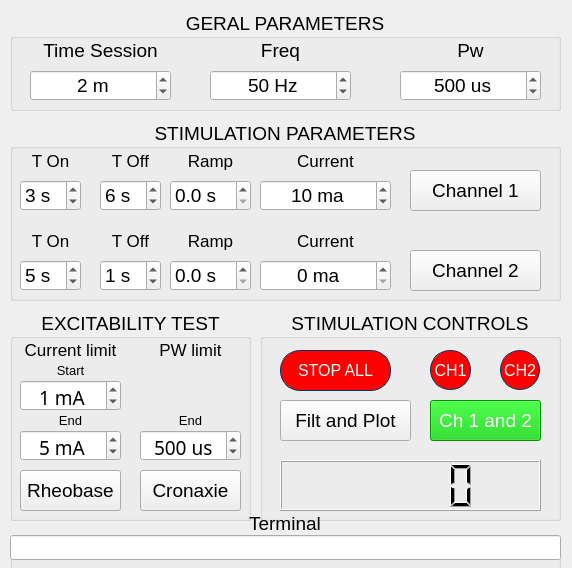
This is Estimulema Diag and Train/Estimulema V0.3 Rv1.ui in lara-unb/Estimulema as Qt 5 draws it before an edit. The edited form follows.
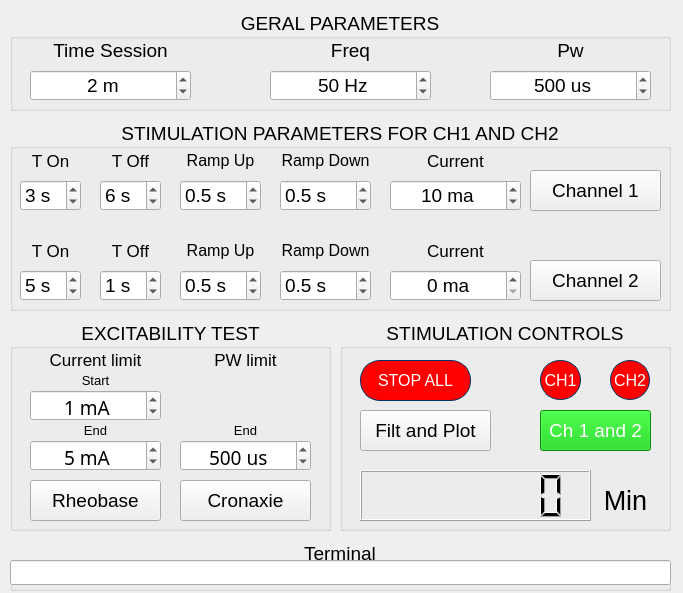
This is the edited form. Icons and pictures are not drawn.

Commit message:
ramp ini y fin
adicionando dos rampas de inicio y fin

```diff
--- a/Estimulema Diag and Train/Estimulema V0.3 Rv1.ui
+++ b/Estimulema Diag and Train/Estimulema V0.3 Rv1.ui
@@ -7,8 +7,8 @@
    <rect>
     <x>0</x>
     <y>0</y>
-    <width>572</width>
-    <height>568</height>
+    <width>683</width>
+    <height>593</height>
    </rect>
   </property>
   <property name="font">
@@ -28,9 +28,9 @@
    <widget class="QGroupBox" name="groupBox">
     <property name="geometry">
      <rect>
-      <x>260</x>
-      <y>310</y>
-      <width>301</width>
+      <x>340</x>
+      <y>320</y>
+      <width>331</width>
       <height>211</height>
      </rect>
     </property>
@@ -71,7 +71,7 @@
     <widget class="QPushButton" name="pushButton_sp_ch1">
      <property name="geometry">
       <rect>
-       <x>170</x>
+       <x>200</x>
        <y>40</y>
        <width>41</width>
        <height>40</height>
@@ -99,7 +99,7 @@
     <widget class="QPushButton" name="pushButton_sp_ch2">
      <property name="geometry">
       <rect>
-       <x>240</x>
+       <x>270</x>
        <y>40</y>
        <width>40</width>
        <height>40</height>
@@ -127,7 +127,7 @@
     <widget class="QPushButton" name="pushButton_ch1_ch2">
      <property name="geometry">
       <rect>
-       <x>170</x>
+       <x>200</x>
        <y>90</y>
        <width>111</width>
        <height>41</height>
@@ -160,18 +160,51 @@
       <rect>
        <x>20</x>
        <y>150</y>
-       <width>261</width>
+       <width>231</width>
        <height>51</height>
       </rect>
      </property>
+     <property name="layoutDirection">
+      <enum>Qt::LeftToRight</enum>
+     </property>
+     <property name="digitCount">
+      <number>7</number>
+     </property>
+     <property name="segmentStyle">
+      <enum>QLCDNumber::Filled</enum>
+     </property>
+     <property name="intValue" stdset="0">
+      <number>0</number>
+     </property>
+    </widget>
+    <widget class="QLabel" name="label_19">
+     <property name="geometry">
+      <rect>
+       <x>260</x>
+       <y>160</y>
+       <width>51</width>
+       <height>41</height>
+      </rect>
+     </property>
+     <property name="font">
+      <font>
+       <pointsize>20</pointsize>
+      </font>
+     </property>
+     <property name="text">
+      <string>Min</string>
+     </property>
+     <property name="alignment">
+      <set>Qt::AlignCenter</set>
+     </property>
     </widget>
    </widget>
    <widget class="QGroupBox" name="groupBox_2">
     <property name="geometry">
      <rect>
       <x>10</x>
-      <y>310</y>
-      <width>241</width>
+      <y>320</y>
+      <width>321</width>
       <height>211</height>
      </rect>
     </property>
@@ -184,9 +217,9 @@
     <widget class="QLabel" name="label_2">
      <property name="geometry">
       <rect>
-       <x>130</x>
+       <x>170</x>
        <y>30</y>
-       <width>101</width>
+       <width>131</width>
        <height>20</height>
       </rect>
      </property>
@@ -205,9 +238,9 @@
     <widget class="QSpinBox" name="spinBox_limit_ini_mA">
      <property name="geometry">
       <rect>
-       <x>10</x>
+       <x>20</x>
        <y>70</y>
-       <width>101</width>
+       <width>131</width>
        <height>31</height>
       </rect>
      </property>
@@ -233,9 +266,9 @@
     <widget class="QSpinBox" name="spinBox_limit_pW">
      <property name="geometry">
       <rect>
-       <x>130</x>
+       <x>170</x>
        <y>120</y>
-       <width>101</width>
+       <width>131</width>
        <height>31</height>
       </rect>
      </property>
@@ -267,9 +300,9 @@
     <widget class="QPushButton" name="pushButton_rh">
      <property name="geometry">
       <rect>
-       <x>10</x>
+       <x>20</x>
        <y>160</y>
-       <width>101</width>
+       <width>131</width>
        <height>41</height>
       </rect>
      </property>
@@ -285,9 +318,9 @@
     <widget class="QPushButton" name="pushButton_cr">
      <property name="geometry">
       <rect>
-       <x>130</x>
+       <x>170</x>
        <y>160</y>
-       <width>101</width>
+       <width>131</width>
        <height>41</height>
       </rect>
      </property>
@@ -303,9 +336,9 @@
     <widget class="QLabel" name="label">
      <property name="geometry">
       <rect>
-       <x>10</x>
+       <x>20</x>
        <y>30</y>
-       <width>101</width>
+       <width>131</width>
        <height>20</height>
       </rect>
      </property>
@@ -324,9 +357,9 @@
     <widget class="QSpinBox" name="spinBox_limit_fin_mA">
      <property name="geometry">
       <rect>
-       <x>10</x>
+       <x>20</x>
        <y>120</y>
-       <width>101</width>
+       <width>131</width>
        <height>31</height>
       </rect>
      </property>
@@ -352,9 +385,9 @@
     <widget class="QLabel" name="label_10">
      <property name="geometry">
       <rect>
-       <x>10</x>
+       <x>20</x>
        <y>50</y>
-       <width>101</width>
+       <width>131</width>
        <height>20</height>
       </rect>
      </property>
@@ -373,9 +406,9 @@
     <widget class="QLabel" name="label_11">
      <property name="geometry">
       <rect>
-       <x>10</x>
+       <x>20</x>
        <y>100</y>
-       <width>101</width>
+       <width>131</width>
        <height>20</height>
       </rect>
      </property>
@@ -394,9 +427,9 @@
     <widget class="QLabel" name="label_12">
      <property name="geometry">
       <rect>
-       <x>130</x>
+       <x>170</x>
        <y>100</y>
-       <width>101</width>
+       <width>131</width>
        <height>20</height>
       </rect>
      </property>
@@ -418,12 +451,12 @@
      <rect>
       <x>10</x>
       <y>120</y>
-      <width>551</width>
-      <height>181</height>
+      <width>661</width>
+      <height>191</height>
      </rect>
     </property>
     <property name="title">
-     <string>STIMULATION PARAMETERS</string>
+     <string>STIMULATION PARAMETERS FOR CH1 AND CH2</string>
     </property>
     <property name="alignment">
      <set>Qt::AlignCenter</set>
@@ -432,7 +465,7 @@
      <property name="geometry">
       <rect>
        <x>90</x>
-       <y>140</y>
+       <y>150</y>
        <width>61</width>
        <height>31</height>
       </rect>
@@ -452,17 +485,17 @@
       <rect>
        <x>170</x>
        <y>20</y>
-       <width>61</width>
+       <width>81</width>
        <height>41</height>
       </rect>
      </property>
      <property name="font">
       <font>
-       <pointsize>13</pointsize>
+       <pointsize>12</pointsize>
       </font>
      </property>
      <property name="text">
-      <string>Ramp</string>
+      <string>Ramp Up</string>
      </property>
      <property name="alignment">
       <set>Qt::AlignCenter</set>
@@ -472,18 +505,18 @@
      <property name="geometry">
       <rect>
        <x>170</x>
-       <y>100</y>
-       <width>61</width>
+       <y>110</y>
+       <width>81</width>
        <height>41</height>
       </rect>
      </property>
      <property name="font">
       <font>
-       <pointsize>13</pointsize>
+       <pointsize>12</pointsize>
       </font>
      </property>
      <property name="text">
-      <string>Ramp</string>
+      <string>Ramp Up</string>
      </property>
      <property name="alignment">
       <set>Qt::AlignCenter</set>
@@ -532,8 +565,8 @@
     <widget class="QPushButton" name="pushButton_ch2">
      <property name="geometry">
       <rect>
-       <x>400</x>
-       <y>130</y>
+       <x>520</x>
+       <y>140</y>
        <width>131</width>
        <height>41</height>
       </rect>
@@ -585,7 +618,7 @@
     <widget class="QLabel" name="label_9">
      <property name="geometry">
       <rect>
-       <x>250</x>
+       <x>380</x>
        <y>20</y>
        <width>131</width>
        <height>41</height>
@@ -607,7 +640,7 @@
      <property name="geometry">
       <rect>
        <x>10</x>
-       <y>140</y>
+       <y>150</y>
        <width>61</width>
        <height>31</height>
       </rect>
@@ -625,7 +658,7 @@
     <widget class="QSpinBox" name="spinBox_ma_1">
      <property name="geometry">
       <rect>
-       <x>250</x>
+       <x>380</x>
        <y>60</y>
        <width>131</width>
        <height>31</height>
@@ -651,7 +684,7 @@
      <property name="geometry">
       <rect>
        <x>90</x>
-       <y>100</y>
+       <y>110</y>
        <width>61</width>
        <height>41</height>
       </rect>
@@ -671,7 +704,7 @@
     <widget class="QPushButton" name="pushButton_ch1">
      <property name="geometry">
       <rect>
-       <x>400</x>
+       <x>520</x>
        <y>50</y>
        <width>131</width>
        <height>41</height>
@@ -684,8 +717,8 @@
     <widget class="QLabel" name="label_16">
      <property name="geometry">
       <rect>
-       <x>250</x>
-       <y>100</y>
+       <x>380</x>
+       <y>110</y>
        <width>131</width>
        <height>41</height>
       </rect>
@@ -705,8 +738,8 @@
     <widget class="QSpinBox" name="spinBox_ma_2">
      <property name="geometry">
       <rect>
-       <x>250</x>
-       <y>140</y>
+       <x>380</x>
+       <y>150</y>
        <width>131</width>
        <height>31</height>
       </rect>
@@ -731,7 +764,7 @@
      <property name="geometry">
       <rect>
        <x>10</x>
-       <y>100</y>
+       <y>110</y>
        <width>61</width>
        <height>41</height>
       </rect>
@@ -751,7 +784,7 @@
     <widget class="QDoubleSpinBox" name="spinBox_r_1">
      <property name="geometry">
       <rect>
-       <x>160</x>
+       <x>170</x>
        <y>60</y>
        <width>81</width>
        <height>31</height>
@@ -772,12 +805,15 @@
      <property name="singleStep">
       <double>0.500000000000000</double>
      </property>
+     <property name="value">
+      <double>0.500000000000000</double>
+     </property>
     </widget>
     <widget class="QDoubleSpinBox" name="spinBox_r_2">
      <property name="geometry">
       <rect>
-       <x>160</x>
-       <y>140</y>
+       <x>170</x>
+       <y>150</y>
        <width>81</width>
        <height>31</height>
       </rect>
@@ -796,6 +832,107 @@
      </property>
      <property name="singleStep">
       <double>0.500000000000000</double>
+     </property>
+     <property name="value">
+      <double>0.500000000000000</double>
+     </property>
+    </widget>
+    <widget class="QDoubleSpinBox" name="spinBox_rf_2">
+     <property name="geometry">
+      <rect>
+       <x>270</x>
+       <y>150</y>
+       <width>91</width>
+       <height>31</height>
+      </rect>
+     </property>
+     <property name="prefix">
+      <string/>
+     </property>
+     <property name="suffix">
+      <string> s</string>
+     </property>
+     <property name="decimals">
+      <number>1</number>
+     </property>
+     <property name="maximum">
+      <double>10.000000000000000</double>
+     </property>
+     <property name="singleStep">
+      <double>0.500000000000000</double>
+     </property>
+     <property name="value">
+      <double>0.500000000000000</double>
+     </property>
+    </widget>
+    <widget class="QLabel" name="label_17">
+     <property name="geometry">
+      <rect>
+       <x>270</x>
+       <y>110</y>
+       <width>91</width>
+       <height>41</height>
+      </rect>
+     </property>
+     <property name="font">
+      <font>
+       <pointsize>12</pointsize>
+      </font>
+     </property>
+     <property name="text">
+      <string>Ramp Down</string>
+     </property>
+     <property name="alignment">
+      <set>Qt::AlignCenter</set>
+     </property>
+    </widget>
+    <widget class="QDoubleSpinBox" name="spinBox_rf_1">
+     <property name="geometry">
+      <rect>
+       <x>270</x>
+       <y>60</y>
+       <width>91</width>
+       <height>31</height>
+      </rect>
+     </property>
+     <property name="prefix">
+      <string/>
+     </property>
+     <property name="suffix">
+      <string> s</string>
+     </property>
+     <property name="decimals">
+      <number>1</number>
+     </property>
+     <property name="maximum">
+      <double>10.000000000000000</double>
+     </property>
+     <property name="singleStep">
+      <double>0.500000000000000</double>
+     </property>
+     <property name="value">
+      <double>0.500000000000000</double>
+     </property>
+    </widget>
+    <widget class="QLabel" name="label_18">
+     <property name="geometry">
+      <rect>
+       <x>270</x>
+       <y>20</y>
+       <width>91</width>
+       <height>41</height>
+      </rect>
+     </property>
+     <property name="font">
+      <font>
+       <pointsize>12</pointsize>
+      </font>
+     </property>
+     <property name="text">
+      <string>Ramp Down</string>
+     </property>
+     <property name="alignment">
+      <set>Qt::AlignCenter</set>
      </property>
     </widget>
    </widget>
@@ -804,7 +941,7 @@
      <rect>
       <x>10</x>
       <y>10</y>
-      <width>551</width>
+      <width>661</width>
       <height>101</height>
      </rect>
     </property>
@@ -819,7 +956,7 @@
       <rect>
        <x>20</x>
        <y>60</y>
-       <width>141</width>
+       <width>161</width>
        <height>31</height>
       </rect>
      </property>
@@ -836,9 +973,9 @@
     <widget class="QLabel" name="label_6">
      <property name="geometry">
       <rect>
-       <x>200</x>
+       <x>260</x>
        <y>20</y>
-       <width>141</width>
+       <width>161</width>
        <height>41</height>
       </rect>
      </property>
@@ -857,9 +994,9 @@
     <widget class="QSpinBox" name="spinBox_f">
      <property name="geometry">
       <rect>
-       <x>200</x>
+       <x>260</x>
        <y>60</y>
-       <width>141</width>
+       <width>161</width>
        <height>31</height>
       </rect>
      </property>
@@ -885,9 +1022,9 @@
     <widget class="QLabel" name="label_7">
      <property name="geometry">
       <rect>
-       <x>390</x>
+       <x>480</x>
        <y>20</y>
-       <width>141</width>
+       <width>161</width>
        <height>41</height>
       </rect>
      </property>
@@ -908,7 +1045,7 @@
       <rect>
        <x>20</x>
        <y>20</y>
-       <width>141</width>
+       <width>161</width>
        <height>41</height>
       </rect>
      </property>
@@ -922,9 +1059,9 @@
     <widget class="QSpinBox" name="spinBox_pw">
      <property name="geometry">
       <rect>
-       <x>390</x>
+       <x>480</x>
        <y>60</y>
-       <width>141</width>
+       <width>161</width>
        <height>31</height>
       </rect>
      </property>
@@ -952,9 +1089,9 @@
     <property name="geometry">
      <rect>
       <x>10</x>
-      <y>510</y>
-      <width>551</width>
-      <height>61</height>
+      <y>540</y>
+      <width>661</width>
+      <height>51</height>
      </rect>
     </property>
     <property name="title">
@@ -970,8 +1107,8 @@
      <property name="geometry">
       <rect>
        <x>0</x>
-       <y>25</y>
-       <width>551</width>
+       <y>20</y>
+       <width>661</width>
        <height>25</height>
       </rect>
      </property>
```
Left out of the diff: 6 changed lines with no effect on the pictures. The commit also changes 3 other files.
